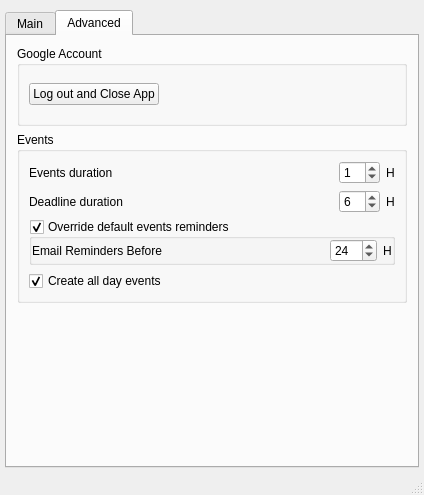
This is src-ui/MainWindow.ui in caenrigen/GCal4edX as Qt 5 draws it before an edit. The edited form follows.
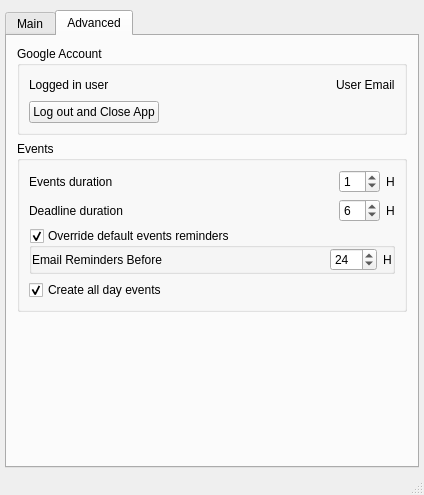
This is the edited form. The open tabs and pages were chosen to show the change.

Commit message: added logged user

Diff of the .ui file:
```diff
--- a/src-ui/MainWindow.ui
+++ b/src-ui/MainWindow.ui
@@ -475,6 +475,39 @@
           </property>
           <layout class="QGridLayout" name="gridLayout_5">
            <item row="0" column="0">
+            <layout class="QVBoxLayout" name="verticalLayout_5">
+             <item>
+              <layout class="QHBoxLayout" name="horizontalLayout_3">
+               <item>
+                <widget class="QLabel" name="label_10">
+                 <property name="text">
+                  <string>Logged in user</string>
+                 </property>
+                </widget>
+               </item>
+               <item>
+                <spacer name="horizontalSpacer_7">
+                 <property name="orientation">
+                  <enum>Qt::Horizontal</enum>
+                 </property>
+                 <property name="sizeHint" stdset="0">
+                  <size>
+                   <width>40</width>
+                   <height>20</height>
+                  </size>
+                 </property>
+                </spacer>
+               </item>
+               <item>
+                <widget class="QLabel" name="label_11">
+                 <property name="text">
+                  <string>User Email</string>
+                 </property>
+                </widget>
+               </item>
+              </layout>
+             </item>
+             <item>
             <layout class="QHBoxLayout" name="horizontalLayout_6">
              <item>
               <widget class="QPushButton" name="pushButton_3">
@@ -498,6 +531,8 @@
                 </size>
                </property>
               </spacer>
+               </item>
+              </layout>
              </item>
             </layout>
            </item>
```
Lines whose indentation alone changed are shown as unchanged. The commit also changes 4 other files.
